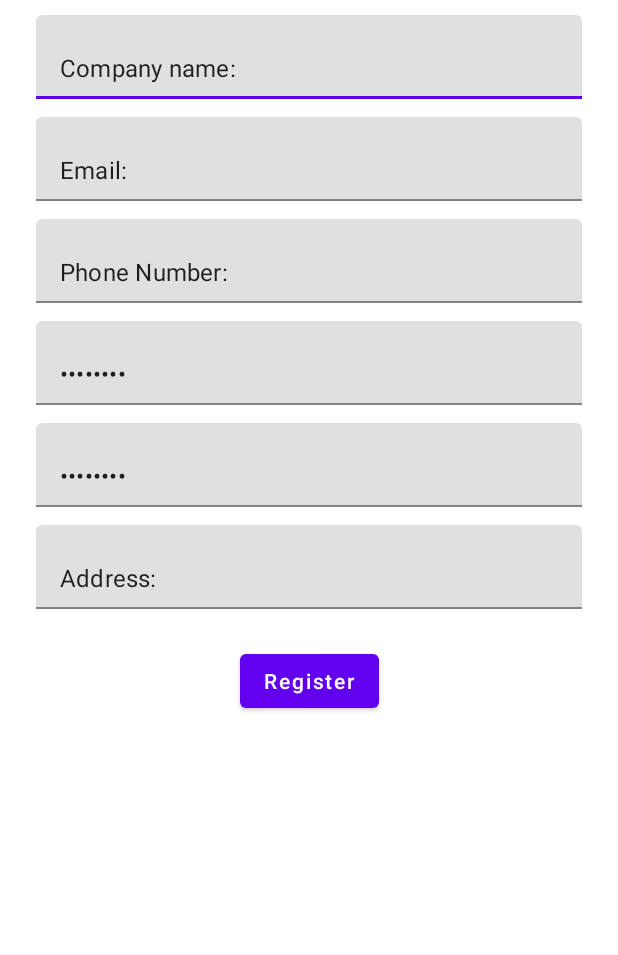
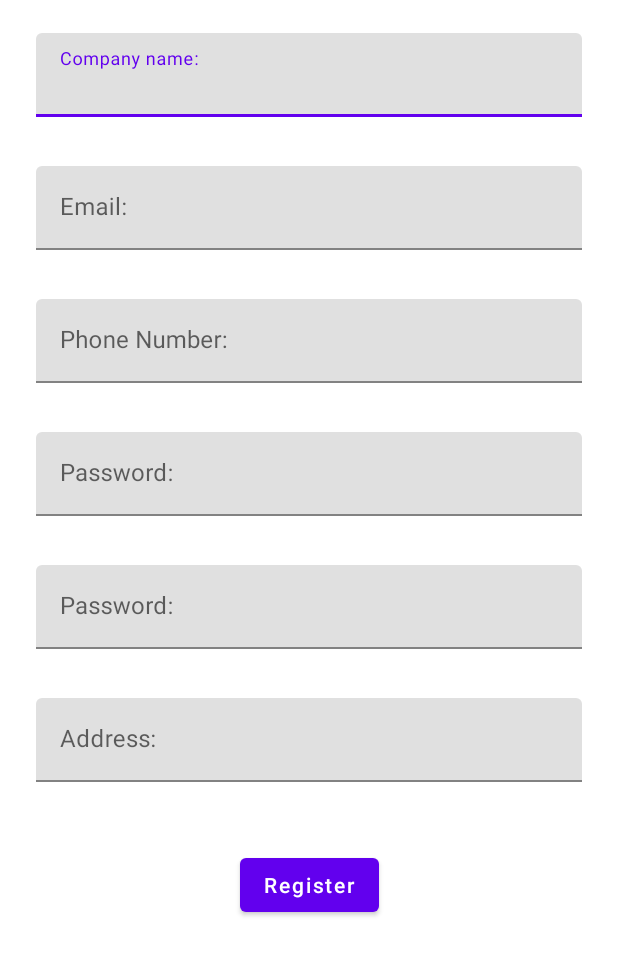
Before and after one commit to ernestkoko/SuperPro, an Android app: the layout fragment_registration.xml on its own in the app's theme, with its tools: preview values and no code run, on a phone screen of 412 x 824 dp. Shown: the top 955 px of the screen. Run offline under Robolectric (Android 15) with nearby library versions, the phone set to English and light mode, and no system bars.

Commit message:
Finished up with the registration on firebase.New users can now register

```diff
--- a/app/src/main/res/layout/fragment_registration.xml
+++ b/app/src/main/res/layout/fragment_registration.xml
@@ -1,6 +1,11 @@
 <?xml version="1.0" encoding="utf-8"?>
 <layout>
+
     <data>
+
+        <variable
+            name="regViewModel"
+            type="com.ernestkoko.superpro.screens.login.longin_registration.RegistrationViewModel" />
 
     </data>
 
@@ -15,73 +20,101 @@
         <androidx.constraintlayout.widget.ConstraintLayout
             android:layout_width="match_parent"
             android:layout_height="match_parent">
+
             <com.google.android.material.textfield.TextInputLayout
                 android:id="@+id/upper_text_input_layout"
+                style="@style/Upper_layout_editText"
                 app:layout_constraintEnd_toEndOf="parent"
                 app:layout_constraintStart_toStartOf="parent"
-        app:layout_constraintTop_toTopOf="parent"
-        style="@style/Upper_layout_editText">
+                app:layout_constraintTop_toTopOf="parent">
+
+                <com.google.android.material.textfield.TextInputLayout
+                    style="@style/EditTextLayoutStyle"
+                    android:hint="@string/company_name">
 
                     <com.google.android.material.textfield.TextInputEditText
                         android:id="@+id/company_name_edit"
                         style="@style/text_input_edit"
-            android:inputType="text|number"
-            android:text="@string/company_name" />
+                        android:inputType="text" />
+                </com.google.android.material.textfield.TextInputLayout>
+
 
                 <com.google.android.material.textfield.TextInputLayout
-            style="@style/EditTextLayoutStyle">
+                    style="@style/EditTextLayoutStyle"
+                    android:hint="@string/email">
 
                     <com.google.android.material.textfield.TextInputEditText
                         android:id="@+id/company_email_edit"
-                android:text="@string/email"
+                        style="@style/text_input_edit"
+                        android:inputType="textEmailAddress"
 
-                android:inputType="textEmailAddress"
-                style="@style/text_input_edit" />
+                        android:text="@={regViewModel._email}" />
+                </com.google.android.material.textfield.TextInputLayout>
+
                 <com.google.android.material.textfield.TextInputLayout
-               style="@style/EditTextLayoutStyle">
+                    style="@style/EditTextLayoutStyle"
+                    android:hint="@string/phone_number">
+
                     <com.google.android.material.textfield.TextInputEditText
                         android:id="@+id/company_phoneNumber_edit"
-                    android:inputType="phone|number"
-                    android:text="@string/phone_number"
-                   style="@style/text_input_edit"/>
+                        style="@style/text_input_edit"
+                        android:inputType="phone" />
+
+                    <ProgressBar
+                        android:id="@+id/progress_bar"
+                        android:layout_width="50dp"
+                        android:layout_height="50dp"
+                        android:layout_gravity="center"
+                        android:layout_margin="@dimen/margin_24dp"
+                        android:visibility="gone" />
                 </com.google.android.material.textfield.TextInputLayout>
-        </com.google.android.material.textfield.TextInputLayout>
+
                 <com.google.android.material.textfield.TextInputLayout
-            style="@style/EditTextLayoutStyle">
+                    style="@style/EditTextLayoutStyle"
+                    android:hint="@string/password">
+
                     <com.google.android.material.textfield.TextInputEditText
+                        android:id="@+id/company_password_edit1"
                         style="@style/text_input_edit"
-                android:id="@+id/company_password_edit1"
-                android:text="@string/password"
-                android:inputType="textPassword"/>
+                        android:inputType="textPassword"
+                        android:text="@={regViewModel._password}" />
 
 
                 </com.google.android.material.textfield.TextInputLayout>
+
                 <com.google.android.material.textfield.TextInputLayout
-        style="@style/EditTextLayoutStyle">
+                    style="@style/EditTextLayoutStyle"
+                    android:hint="@string/password">
+
                     <com.google.android.material.textfield.TextInputEditText
+                        android:id="@+id/company_password_edit2"
                         style="@style/text_input_edit"
-            android:id="@+id/company_password_edit2"
-            android:text="@string/password"
-            android:inputType="textPassword"/>
+                        android:inputType="textPassword"
+                        android:text="@={regViewModel._password2}" />
                 </com.google.android.material.textfield.TextInputLayout>
+
                 <com.google.android.material.textfield.TextInputLayout
-            style="@style/EditTextLayoutStyle">
+                    style="@style/EditTextLayoutStyle"
+                    android:hint="@string/address">
+
                     <com.google.android.material.textfield.TextInputEditText
+                        android:id="@+id/company_address_edit"
                         style="@style/text_input_edit"
-                android:id="@+id/company_address_edit"
-                android:text="@string/address"
-                android:inputType="text|number|textCapWords"/>
+                        android:inputType="text|textCapWords" />
                 </com.google.android.material.textfield.TextInputLayout>
             </com.google.android.material.textfield.TextInputLayout>
+
             <com.google.android.material.button.MaterialButton
+                android:id="@+id/registration_button"
                 android:layout_width="wrap_content"
                 android:layout_height="wrap_content"
+                android:layout_marginTop="@dimen/margin_24dp"
+                android:onClick="@{() -> regViewModel.registerNewUser()}"
+                android:text="Register"
                 android:textAllCaps="false"
-        android:layout_marginTop="@dimen/margin_24dp"
-        app:layout_constraintTop_toBottomOf="@+id/upper_text_input_layout"
+                app:layout_constraintEnd_toEndOf="@+id/upper_text_input_layout"
                 app:layout_constraintStart_toStartOf="@+id/upper_text_input_layout"
-        app:layout_constraintEnd_toEndOf="@+id/upper_text_input_layout"
-        android:text="Register"/>
+                app:layout_constraintTop_toBottomOf="@+id/upper_text_input_layout" />
         </androidx.constraintlayout.widget.ConstraintLayout>
 
 
--- a/app/src/main/res/values/strings.xml
+++ b/app/src/main/res/values/strings.xml
@@ -18,7 +18,7 @@
     <string name="controls">Controls</string>
     <string name="settings">Settings</string>
     <string name="email">Email:</string>
-    <string name="password">Password</string>
+    <string name="password">Password:</string>
     <string name="welcome_message">Welcome Message</string>
     <string name="you_are_welcome">You are welcome</string>
     <string name="you_don_t_have_an_account">You don\'t have an account?</string>
@@ -35,5 +35,7 @@
     <string name="reset">Reset</string>
     <string name="logout">Logout</string>
     <string name="phone_number">Phone Number:</string>
+    <string name="manufacturer">Manufacturer:</string>
+    <string name="expiry_date_dd_mm_yyyy">Expiry Date(DD/MM/YYYY)</string>
 
 </resources>
--- a/app/src/main/res/values/styles.xml
+++ b/app/src/main/res/values/styles.xml
@@ -71,6 +71,7 @@
         <item name="android:layout_width">match_parent</item>
         <item name="android:layout_marginTop">@dimen/margin_12dp</item>
         <item name="android:layout_height">match_parent</item>
+        <item name="errorEnabled">true</item>
     </style>
 
     <style name="Upper_layout_editText">
```
Also changed, not shown: app/src/main/java/com/ernestkoko/superpro/screens/login/longin_registration/RegistrationFragment.kt (+76 -4 lines), app/src/main/java/com/ernestkoko/superpro/screens/login/longin_registration/RegistrationViewModel.kt (+194 -8 lines), app/src/main/res/layout/fragment_new_product.xml (+14 -15 lines), app/src/main/res/layout/progress_dialog_layout.xml (added, +18 -0 lines), app/src/main/res/navigation/navigation.xml (+5 -6 lines). Lines whose indentation alone changed are shown as unchanged.
